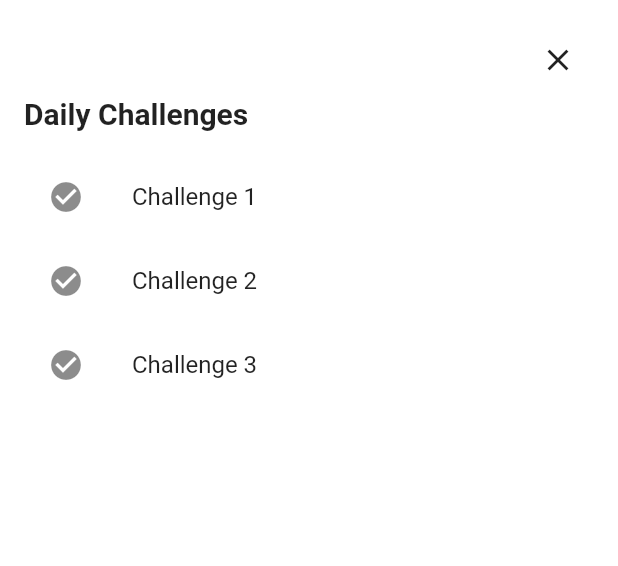
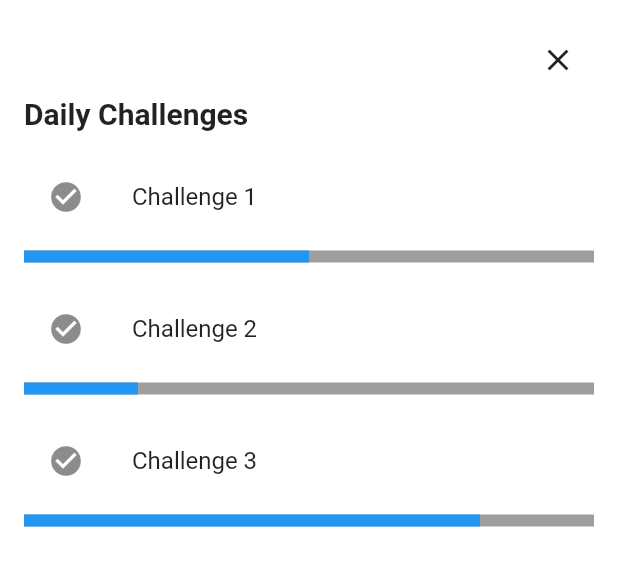
Before and after one commit to raees-wits/Praktyk, a Flutter app: the GoalsOverlayWidget widget shown alone on an empty page, opened directly with empty values, on a phone screen of 412 x 824 dp. Shown: the top 566 px of the screen. Run offline on Flutter 3.47's test engine with Material 2 defaults, Android fonts, the phone set to English and light mode, and no system bars; our stand-ins replace bottom_navy_bar, cloud_firestore, firebase_core, fluttertoast; accounts and stored records are empty.

Commit message:
Added daily goals progress bar

```diff
--- a/lib/screens/components/goals_overlay.dart
+++ b/lib/screens/components/goals_overlay.dart
@@ -33,21 +33,33 @@ class GoalsOverlayWidget extends StatelessWidget {
           // Implement the UI for your daily challenges here
           // You can use ListTile, Card, or any widgets you prefer
           // For simplicity, we'll use a ListTile as an example
-          ListTile(
-            leading: Icon(Icons.check_circle),
-            title: Text('Challenge 1'),
-          ),
-          ListTile(
-            leading: Icon(Icons.check_circle),
-            title: Text('Challenge 2'),
-          ),
-          ListTile(
-            leading: Icon(Icons.check_circle),
-            title: Text('Challenge 3'),
-          ),
+          _buildChallengeWithProgress('Challenge 1', 0.5), // Example with 50% progress
+          _buildChallengeWithProgress('Challenge 2', 0.2), // Example with 20% progress
+          _buildChallengeWithProgress('Challenge 3', 0.8), // Example with 80% progress
           // Add more daily challenges as needed
         ],
       ),
     );
   }
+
+  Widget _buildChallengeWithProgress(String challengeTitle, double progress) {
+    return Column(
+      children: [
+        ListTile(
+          leading: Icon(Icons.check_circle),
+          title: Text(challengeTitle),
+        ),
+        SizedBox(height: 8.0), // Add spacing between challenge and progress bar
+        SizedBox(
+          height: 8.0, // Set the height here to make it taller
+          child: LinearProgressIndicator(
+            value: progress,
+            backgroundColor: Colors.grey,
+            valueColor: AlwaysStoppedAnimation<Color>(Colors.blue),
+          ),
+        ),
+        SizedBox(height: 16.0), // Add spacing between challenges
+      ],
+    );
+  }
 }
```
